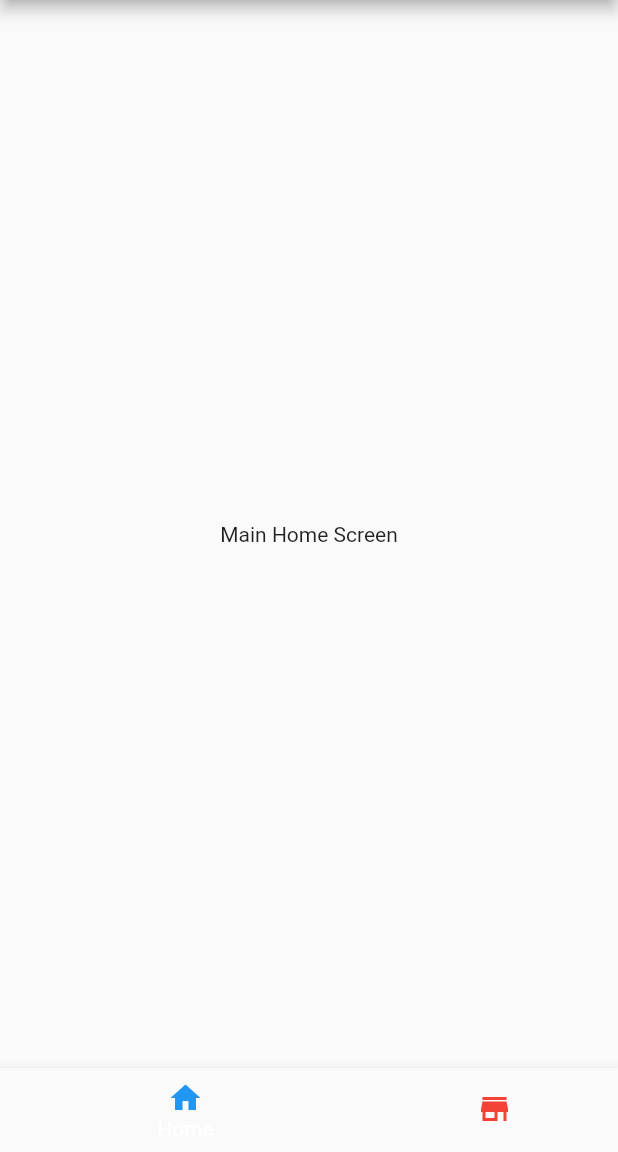
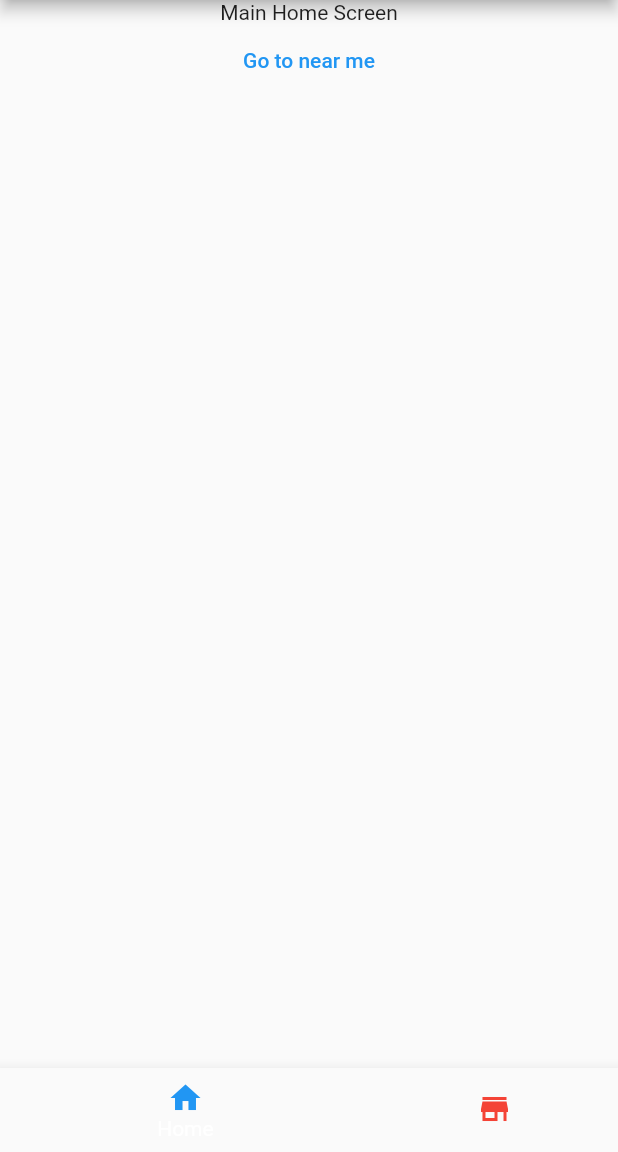
Before and after one commit to mahbd/flutter_class_app_development, a Flutter app: the screen it shows after launch, on a phone screen of 412 x 824 dp, the part 84-1236 px from its top. Run offline on Flutter 3.47's test engine with Material 2 defaults, Android fonts, the phone set to English and light mode, and no system bars.

Commit message:
Another commit

```diff
--- a/flutter_practice_1/lib/home_screen.dart
+++ b/flutter_practice_1/lib/home_screen.dart
@@ -1,4 +1,5 @@
 import 'package:flutter/material.dart';
+import 'package:flutter_practice_1/near_me.dart';
 import 'package:flutter_practice_1/store.dart';
 
 import 'popup_menu.dart';
@@ -26,13 +27,6 @@ class _HomeScreenState extends State<HomeScreen> {
     });
   }
 
-  List<Widget> bodyElements = [
-    const Center(
-      child: Text('Main Home Screen'),
-    ),
-    const StoreCounter(),
-  ];
-
   List<Widget> createAppDrawerElements() {
     List<Widget> toReturn = [];
     for (int i = 0; i < appDrawerElements.length; i++) {
@@ -48,6 +42,25 @@ class _HomeScreenState extends State<HomeScreen> {
 
   @override
   Widget build(BuildContext context) {
+    List<Widget> bodyElements = [
+      Center(
+        child: Column(
+          children: [
+            Text('Main Home Screen'),
+            TextButton(
+              onPressed: () {
+                // go to NearMe page using material page route
+                Navigator.push(context, MaterialPageRoute(builder: (context) {
+                  return NearMePage();
+                }));
+              },
+              child: const Text('Go to near me'),
+            )
+          ],
+        ),
+      ),
+      const StoreCounter(),
+    ];
     return Scaffold(
       appBar: AppBar(
         title: const Text('App Drawer'),
```
Also changed, not shown: flutter_practice_1/lib/popup_menu.dart (+9 -7 lines).
